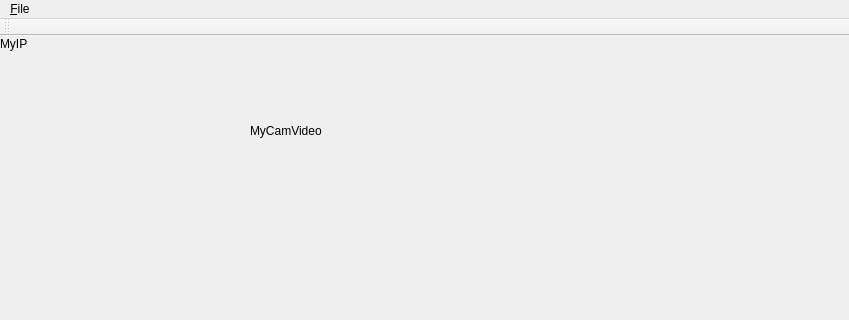
Above: HungarianRoadRage/mainwindow.ui from tkertesz/hrrqt before the change; both pictures show x 0 to 849 and y 0 to 320 of the 849 by 644 pixel window. Below: the same form after it.
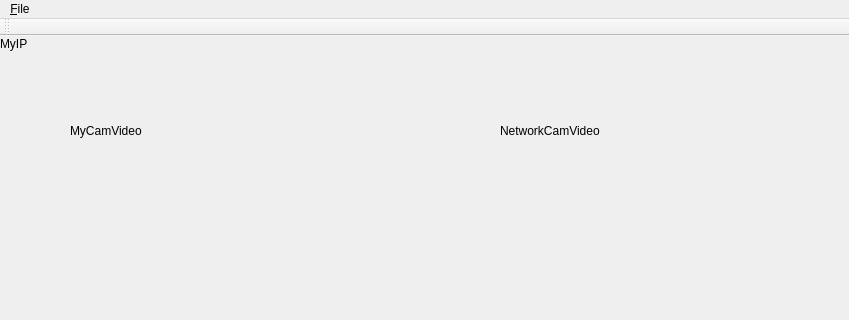
That is the form after the change. Custom widgets are drawn as their Qt base class.

Commit message: Added new NetworkCamVideo label to show the network image in separate space in the UI.

The edit to the form file:
```diff
--- a/HungarianRoadRage/mainwindow.ui
+++ b/HungarianRoadRage/mainwindow.ui
@@ -20,7 +20,7 @@
    <widget class="QLabel" name="MyVideoLabel">
     <property name="geometry">
      <rect>
-      <x>250</x>
+      <x>70</x>
       <y>20</y>
       <width>240</width>
       <height>150</height>
@@ -84,6 +84,34 @@
      <string>MyIP</string>
     </property>
    </widget>
+   <widget class="QLabel" name="NetworkCamVideo">
+    <property name="geometry">
+     <rect>
+      <x>500</x>
+      <y>20</y>
+      <width>240</width>
+      <height>150</height>
+     </rect>
+    </property>
+    <property name="minimumSize">
+     <size>
+      <width>240</width>
+      <height>150</height>
+     </size>
+    </property>
+    <property name="maximumSize">
+     <size>
+      <width>240</width>
+      <height>150</height>
+     </size>
+    </property>
+    <property name="autoFillBackground">
+     <bool>true</bool>
+    </property>
+    <property name="text">
+     <string>NetworkCamVideo</string>
+    </property>
+   </widget>
   </widget>
   <widget class="QToolBar" name="mainToolBar">
    <attribute name="toolBarArea">
```
The commit also changes 2 other files.
